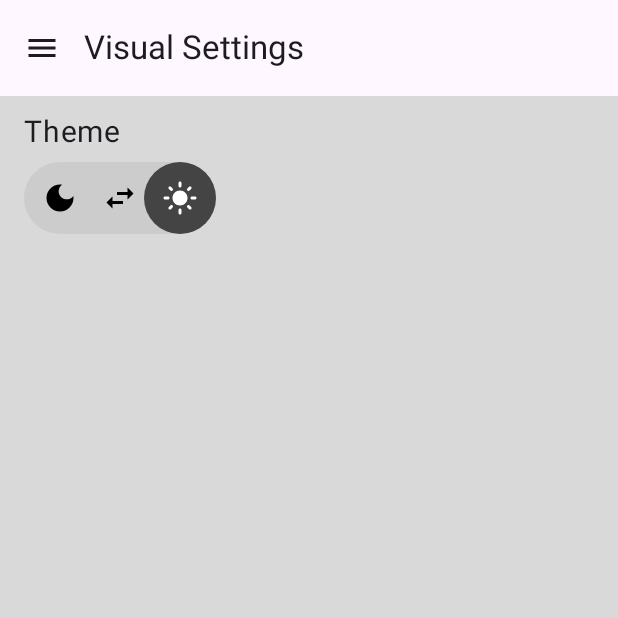
After one commit to trongquochuydinh/Bakalarka, an Android app built with Jetpack Compose: the VisualSettingsScreen screen opened through its navigation route, on a phone screen of 412 x 824 dp, the top half of it. The commit adds this screen. Run offline under Robolectric (Android 15) with nearby library versions, the phone set to English and light mode, and no system bars; libraries missing offline, so code that uses them is left out: androidx.camera.core, androidx.camera.lifecycle, androidx.camera.view, com.google.mlkit.vision; 1 statement that could not run was skipped.

Commit message:
Added theme switching, preparing classes for visual and model setting

```diff
--- a/testing/app/src/main/java/com/example/testing/MainActivity.kt
+++ b/testing/app/src/main/java/com/example/testing/MainActivity.kt
@@ -2,19 +2,35 @@ package com.example.testing
 
 import android.Manifest
 import android.content.pm.PackageManager
+import android.net.Uri
 import android.os.Bundle
 import androidx.activity.ComponentActivity
 import androidx.activity.compose.setContent
 import androidx.activity.enableEdgeToEdge
+import androidx.compose.runtime.getValue
+import androidx.compose.runtime.mutableStateOf
+import androidx.compose.runtime.saveable.rememberSaveable
+import androidx.compose.runtime.setValue
 import androidx.core.app.ActivityCompat
 import androidx.core.content.ContextCompat
-import com.example.testing.ui.CameraScreen
+import androidx.lifecycle.lifecycleScope
+import androidx.navigation.compose.NavHost
+import androidx.navigation.compose.composable
+import androidx.navigation.compose.rememberNavController
+import com.example.testing.ui.camera.CameraScreen
+import com.example.testing.ui.camera.ResultScreen
+import com.example.testing.ui.settings.VisualSettingsScreen
+import com.example.testing.ui.settings.ModelSettingsScreen
 import com.example.testing.ui.theme.TestingTheme
+import com.example.testing.ui.theme.ThemeManager
+import kotlinx.coroutines.flow.first
+import kotlinx.coroutines.launch
 import java.util.concurrent.ExecutorService
 import java.util.concurrent.Executors
 
 class MainActivity : ComponentActivity() {
     private lateinit var cameraExecutor: ExecutorService
+    private lateinit var themeManager: ThemeManager // Theme persistence
 
     override fun onCreate(savedInstanceState: Bundle?) {
         super.onCreate(savedInstanceState)
@@ -23,9 +39,46 @@ class MainActivity : ComponentActivity() {
 
         requestCameraPermission()
 
-        setContent {
-            TestingTheme {
-                CameraScreen(cameraExecutor)
+        themeManager = ThemeManager(this)
+
+        lifecycleScope.launch {
+            val savedTheme = themeManager.getTheme.first() // Get stored theme
+            setContent {
+                var isDarkTheme by rememberSaveable { mutableStateOf(savedTheme) }
+
+                TestingTheme(darkTheme = isDarkTheme) {
+                    val navController = rememberNavController()
+
+                    NavHost(navController = navController, startDestination = "camera") {
+                        composable("camera") {
+                            CameraScreen(
+                                navController = navController,
+                                cameraExecutor = cameraExecutor,
+                                onResults = { results ->
+                                    val encodedResults = Uri.encode(results.joinToString("|"))
+                                    navController.navigate("results/$encodedResults")
+                                }
+                            )
+                        }
+                        composable("results/{detectedLabels}") { backStackEntry ->
+                            val labelsString = backStackEntry.arguments?.getString("detectedLabels") ?: ""
+                            val labels = if (labelsString.isNotEmpty()) labelsString.split("|") else emptyList()
+                            ResultScreen(
+                                detectedLabels = labels,
+                                onBack = { navController.popBackStack() }
+                            )
+                        }
+                        composable("visual_settings") {
+                            VisualSettingsScreen(navController, isDarkTheme) { newTheme ->
+                                isDarkTheme = newTheme
+                                lifecycleScope.launch { themeManager.saveTheme(newTheme) } // Save theme
+                            }
+                        }
+                        composable("model_settings") {
+                            ModelSettingsScreen(navController)
+                        }
+                    }
+                }
             }
         }
     }
@@ -37,7 +90,8 @@ class MainActivity : ComponentActivity() {
 
     private fun requestCameraPermission() {
         if (ContextCompat.checkSelfPermission(this, Manifest.permission.CAMERA)
-            != PackageManager.PERMISSION_GRANTED) {
+            != PackageManager.PERMISSION_GRANTED
+        ) {
             ActivityCompat.requestPermissions(this, arrayOf(Manifest.permission.CAMERA), 0)
         }
     }
--- /dev/null
+++ b/testing/app/src/main/java/com/example/testing/ml/ABTestings.kt
@@ -0,0 +1,4 @@
+package com.example.testing.ml
+
+class ABTestings {
+}
--- /dev/null
+++ b/testing/app/src/main/java/com/example/testing/ml/FaceDetectionProcessor.kt
@@ -0,0 +1,4 @@
+package com.example.testing.ml
+
+class FaceDetectionProcessor {
+}
--- a/testing/app/src/main/java/com/example/testing/ml/MLKitManager.kt
+++ b/testing/app/src/main/java/com/example/testing/ml/MLKitManager.kt
@@ -7,6 +7,9 @@ class MLKitManager {
 
     // Můžeme zde přidat další ML procesory (např. FaceDetectionProcessor)
     private val imageLabelingProcessor = ImageLabelingProcessor()
+    private val objectDetectionProcessor = ObjectDetectionProcessor()
+    private val subjectSegmentationProcessor = SubjectSegmentationProcessor()
+
 
     // Vybere správný procesor na základě zvoleného typu
     fun processImage(
@@ -17,12 +20,14 @@ class MLKitManager {
     ) {
         when (processorType) {
             ProcessorType.IMAGE_LABELING -> imageLabelingProcessor.processImage(context, imageUri, onResult)
-            // Přidáme další případy (např. ProcessorType.FACE_DETECTION)
+            ProcessorType.OBJECT_DETECTION -> objectDetectionProcessor.processImage(context, imageUri, onResult)
+            ProcessorType.SUBJECT_SEGMENTATION -> subjectSegmentationProcessor.processImage(context, imageUri, onResult)
         }
     }
 
     enum class ProcessorType {
-        IMAGE_LABELING
-        // Přidáme další typy (např. FACE_DETECTION, OBJECT_DETECTION atd.)
+        IMAGE_LABELING,
+        OBJECT_DETECTION,
+        SUBJECT_SEGMENTATION
     }
 }
--- /dev/null
+++ b/testing/app/src/main/java/com/example/testing/ml/ObjectDetectionProcessor.kt
@@ -0,0 +1,10 @@
+package com.example.testing.ml
+
+import android.content.Context
+import android.net.Uri
+
+class ObjectDetectionProcessor : BaseMLProcessor() {
+    override fun processImage(context: Context, imageUri: Uri, onResult: (List<String>) -> Unit) {
+        TODO("Not yet implemented")
+    }
+}
--- /dev/null
+++ b/testing/app/src/main/java/com/example/testing/ml/SubjectSegmentationProcessor.kt
@@ -0,0 +1,10 @@
+package com.example.testing.ml
+
+import android.content.Context
+import android.net.Uri
+
+class SubjectSegmentationProcessor : BaseMLProcessor() {
+    override fun processImage(context: Context, imageUri: Uri, onResult: (List<String>) -> Unit) {
+        TODO("Not yet implemented")
+    }
+}
--- /dev/null
+++ b/testing/app/src/main/java/com/example/testing/ml/TextRecognitionProcessor.kt
@@ -0,0 +1,4 @@
+package com.example.testing.ml
+
+class TextRecognitionProcessor {
+}
--- a/testing/app/src/main/java/com/example/testing/ui/camera/CameraManager.kt
+++ b/testing/app/src/main/java/com/example/testing/ui/camera/CameraManager.kt
@@ -1,4 +1,4 @@
-package com.example.testing.camera
+package com.example.testing.ui.camera
 
 import android.content.Context
 import android.net.Uri
--- a/testing/app/src/main/java/com/example/testing/ui/camera/CameraScreen.kt
+++ b/testing/app/src/main/java/com/example/testing/ui/camera/CameraScreen.kt
@@ -1,10 +1,12 @@
-package com.example.testing.ui
+package com.example.testing.ui.camera
 
 import android.net.Uri
-import androidx.camera.lifecycle.ProcessCameraProvider
 import androidx.camera.view.PreviewView
 import androidx.compose.foundation.background
+import androidx.compose.foundation.clickable
 import androidx.compose.foundation.layout.*
+import androidx.compose.foundation.lazy.LazyRow
+import androidx.compose.foundation.lazy.items
 import androidx.compose.foundation.shape.CircleShape
 import androidx.compose.material.icons.Icons
 import androidx.compose.material.icons.filled.CameraAlt
@@ -15,46 +17,79 @@ import androidx.compose.ui.Alignment
 import androidx.compose.ui.Modifier
 import androidx.compose.ui.graphics.Color
 import androidx.compose.ui.platform.LocalContext
-import androidx.compose.ui.tooling.preview.Preview
 import androidx.compose.ui.unit.dp
 import androidx.compose.ui.viewinterop.AndroidView
-import com.example.testing.camera.CameraManager
+import androidx.navigation.NavController
 import com.example.testing.ml.MLKitManager
+import com.example.testing.ui.components.TopBarWithMenu
 import java.util.concurrent.ExecutorService
 
 @OptIn(ExperimentalMaterial3Api::class)
 @Composable
-fun CameraScreen(cameraExecutor: ExecutorService) {
+fun CameraScreen(
+    navController: NavController,  // Pass navController for navigation
+    cameraExecutor: ExecutorService,
+    onResults: (List<String>) -> Unit
+) {
     val context = LocalContext.current
     val cameraManager = remember { CameraManager(context) }
     val mlKitManager = remember { MLKitManager() }
+    var expanded by remember { mutableStateOf(false) }
     var detectedLabels by remember { mutableStateOf(listOf<String>()) }
+
+    // Available ML Models
+    val models = listOf("Image Labeling", "Text Recognition", "Face Detection", "Object Detection", "Subject Segmentation")
+    var selectedModel by remember { mutableStateOf(models[0]) }
 
     Scaffold(
         modifier = Modifier.background(MaterialTheme.colorScheme.primary),
-        topBar = {
-            TopAppBar(
-                title = { Text("Camera with ML Kit") },
-                navigationIcon = {
-                    IconButton(onClick = { /* Handle menu */ }) {
-                        Icon(Icons.Default.Menu, contentDescription = "Menu")
+        topBar = { TopBarWithMenu(navController, title = "Camera with ML Kit") },
+        bottomBar = {
+            Column {
+                // Horizontal ML Model Selector
+                LazyRow(
+                    modifier = Modifier
+                        .fillMaxWidth()
+                        .background(MaterialTheme.colorScheme.secondary)
+                        .padding(vertical = 8.dp),
+                    horizontalArrangement = Arrangement.Center
+                ) {
+                    items(models) { model ->
+                        Text(
+                            text = model,
+                            modifier = Modifier
+                                .padding(horizontal = 16.dp, vertical = 8.dp)
+                                .clickable { selectedModel = model }
+                                .background(
+                                    if (selectedModel == model) MaterialTheme.colorScheme.primary else Color.Transparent
+                                )
+                                .padding(8.dp),
+                            color = if (selectedModel == model) Color.White else Color.Gray,
+                            style = MaterialTheme.typography.bodyLarge
+                        )
                     }
                 }
-            )
-        },
-        bottomBar = {
+                // Capture Button
                 BottomAppBar {
                     Box(modifier = Modifier.fillMaxWidth(), contentAlignment = Alignment.Center) {
                         Button(
                             onClick = {
                                 cameraManager.takePhoto(cameraExecutor) { uri ->
                                     uri?.let {
+                                        // Determine processor type based on selected model
+                                        val processorType = when (selectedModel) {
+                                            "Image Labeling" -> MLKitManager.ProcessorType.IMAGE_LABELING
+                                            "Object Detection" -> MLKitManager.ProcessorType.OBJECT_DETECTION
+                                            else -> MLKitManager.ProcessorType.IMAGE_LABELING
+                                        }
+
                                         mlKitManager.processImage(
                                             context,
                                             it,
-                                        MLKitManager.ProcessorType.IMAGE_LABELING
+                                            processorType
                                         ) { labels ->
                                             detectedLabels = labels
+                                            onResults(labels)
                                         }
                                     }
                                 }
@@ -70,6 +105,7 @@ fun CameraScreen(cameraExecutor: ExecutorService) {
                                 tint = MaterialTheme.colorScheme.onSecondary,
                                 modifier = Modifier.size(36.dp)
                             )
+                        }
                     }
                 }
             }
@@ -90,13 +126,6 @@ fun CameraScreen(cameraExecutor: ExecutorService) {
                     .fillMaxWidth()
                     .weight(1f)
             )
-
-            Spacer(modifier = Modifier.height(16.dp))
-
-            Text("Detekované objekty:", style = MaterialTheme.typography.titleMedium, color = Color.White)
-            detectedLabels.forEach { label ->
-                Text(text = label, style = MaterialTheme.typography.bodyLarge, color = Color.White)
         }
     }
 }
-}
--- /dev/null
+++ b/testing/app/src/main/java/com/example/testing/ui/components/TopBarWithMenu.kt
@@ -0,0 +1,49 @@
+package com.example.testing.ui.components
+
+import androidx.compose.material.icons.Icons
+import androidx.compose.material.icons.filled.Menu
+import androidx.compose.material3.*
+import androidx.compose.runtime.*
+import androidx.compose.ui.Modifier
+import androidx.navigation.NavController
+
+@OptIn(ExperimentalMaterial3Api::class)
+@Composable
+fun TopBarWithMenu(navController: NavController, title: String) {
+    var expanded by remember { mutableStateOf(false) }
+
+    TopAppBar(
+        title = { Text(title) },
+        navigationIcon = {
+            IconButton(onClick = { expanded = true }) {
+                Icon(Icons.Default.Menu, contentDescription = "Menu")
+            }
+            DropdownMenu(
+                expanded = expanded,
+                onDismissRequest = { expanded = false }
+            ) {
+                DropdownMenuItem(
+                    text = { Text("Home") },
+                    onClick = {
+                        expanded = false
+                        navController.popBackStack("camera", inclusive = false)
+                    }
+                )
+                DropdownMenuItem(
+                    text = { Text("Visual Settings") },
+                    onClick = {
+                        expanded = false
+                        navController.navigate("visual_settings") // Navigate to Visual Settings
+                    }
+                )
+                DropdownMenuItem(
+                    text = { Text("Model Settings") },
+                    onClick = {
+                        expanded = false
+                        navController.navigate("model_settings") // Navigate to Model Settings
+                    }
+                )
+            }
+        }
+    )
+}
--- /dev/null
+++ b/testing/app/src/main/java/com/example/testing/ui/settings/VisualSettingsScreen.kt
@@ -0,0 +1,108 @@
+package com.example.testing.ui.settings
+
+import androidx.compose.foundation.background
+import androidx.compose.foundation.layout.Column
+import androidx.compose.foundation.layout.Row
+import androidx.compose.foundation.layout.fillMaxSize
+import androidx.compose.foundation.layout.padding
+import androidx.compose.foundation.layout.size
+import androidx.compose.foundation.shape.CircleShape
+import androidx.compose.foundation.shape.RoundedCornerShape
+import androidx.compose.material.icons.Icons
+import androidx.compose.material.icons.filled.DarkMode
+import androidx.compose.material.icons.filled.LightMode
+import androidx.compose.material.icons.filled.SwapHoriz
+import androidx.compose.ui.Alignment
+import androidx.compose.ui.graphics.Color
+import androidx.compose.material3.ExperimentalMaterial3Api
+import androidx.compose.material3.Icon
+import androidx.compose.material3.IconButton
+import androidx.compose.material3.MaterialTheme
+import androidx.compose.material3.Scaffold
+import androidx.compose.material3.Text
+import androidx.compose.material3.TopAppBar
+import androidx.compose.ui.Modifier
+import androidx.compose.runtime.Composable
+import androidx.compose.ui.unit.dp
+import androidx.compose.ui.unit.sp
+import androidx.navigation.NavController
+import androidx.navigation.compose.NavHost
+import androidx.navigation.compose.composable
+import androidx.navigation.compose.rememberNavController
+import com.example.testing.ui.components.TopBarWithMenu
+
+@OptIn(ExperimentalMaterial3Api::class)
+@Composable
+fun VisualSettingsScreen(
+    navController: NavController,
+    isDarkTheme: Boolean,
+    onThemeChange: (Boolean) -> Unit
+) {
+    Scaffold(
+        topBar = { TopBarWithMenu(navController, title = "Visual Settings") }
+    ) { paddingValues ->
+        Column(
+            modifier = Modifier
+                .fillMaxSize()
+                .padding(paddingValues)
+                .background(MaterialTheme.colorScheme.primary),
+            horizontalAlignment = Alignment.Start
+        ) {
+            Text(
+                text = "Theme",
+                fontSize = 20.sp,
+                modifier = Modifier
+                    .padding(start = 16.dp, top = 12.dp)
+            )
+
+            ThemeSwitcher(isDarkTheme, onThemeChange)
+        }
+    }
+}
+
+@Composable
+fun ThemeSwitcher(
+    isDarkTheme: Boolean,
+    onThemeChange: (Boolean) -> Unit
+) {
+    Row(
+        modifier = Modifier
+            .padding(start = 16.dp, top = 8.dp)
+            .background(Color.LightGray, shape = RoundedCornerShape(24.dp))
+            .padding(4.dp),
+        verticalAlignment = Alignment.CenterVertically
+    ) {
+        IconButton(
+            onClick = { onThemeChange(true) },
+            modifier = Modifier
+                .size(40.dp)
+                .background(if (isDarkTheme) Color.DarkGray else Color.Transparent, shape = CircleShape)
+        ) {
+            Icon(
+                imageVector = Icons.Default.DarkMode, // 🌙
+                contentDescription = "Dark Mode",
+                tint = if (isDarkTheme) Color.White else Color.Black
+            )
+        }
+
+        Icon(
+            imageVector = Icons.Default.SwapHoriz, // ↔
+            contentDescription = "Switch",
+            tint = Color.Black,
+            modifier = Modifier.padding(horizontal = 8.dp)
+        )
+
+        IconButton(
+            onClick = { onThemeChange(false) },
+            modifier = Modifier
+                .size(40.dp)
+                .background(if (!isDarkTheme) Color.DarkGray else Color.Transparent, shape = CircleShape)
+        ) {
+            Icon(
+                imageVector = Icons.Default.LightMode, // ☀
+                contentDescription = "Light Mode",
+                tint = if (!isDarkTheme) Color.White else Color.Black
+            )
+        }
+    }
+}
--- /dev/null
+++ b/testing/app/src/main/java/com/example/testing/ui/theme/ThemeManager.kt
@@ -0,0 +1,28 @@
+package com.example.testing.ui.theme
+
+import android.content.Context
+import androidx.datastore.preferences.core.booleanPreferencesKey
+import androidx.datastore.preferences.core.edit
+import androidx.datastore.preferences.preferencesDataStore
+import kotlinx.coroutines.flow.Flow
+import kotlinx.coroutines.flow.map
+
+private val Context.dataStore by preferencesDataStore(name = "settings")
+
+class ThemeManager(context: Context) {
+    private val dataStore = context.dataStore
+
+    companion object {
+        private val THEME_KEY = booleanPreferencesKey("dark_theme")
+    }
+
+    val getTheme: Flow<Boolean> = dataStore.data.map { preferences ->
+        preferences[THEME_KEY] ?: false // Default to light mode
+    }
+
+    suspend fun saveTheme(isDarkTheme: Boolean) {
+        dataStore.edit { preferences ->
+            preferences[THEME_KEY] = isDarkTheme
+        }
+    }
+}
```
Also changed, not shown: testing/app/build.gradle.kts (+7 -0 lines), testing/app/src/main/java/com/example/testing/ui/camera/ResultScreen.kt (added, +69 -0 lines), testing/app/src/main/java/com/example/testing/ui/settings/ModelSettingsScreen.kt (added, +10 -0 lines). Lines whose indentation alone changed are shown as unchanged.
